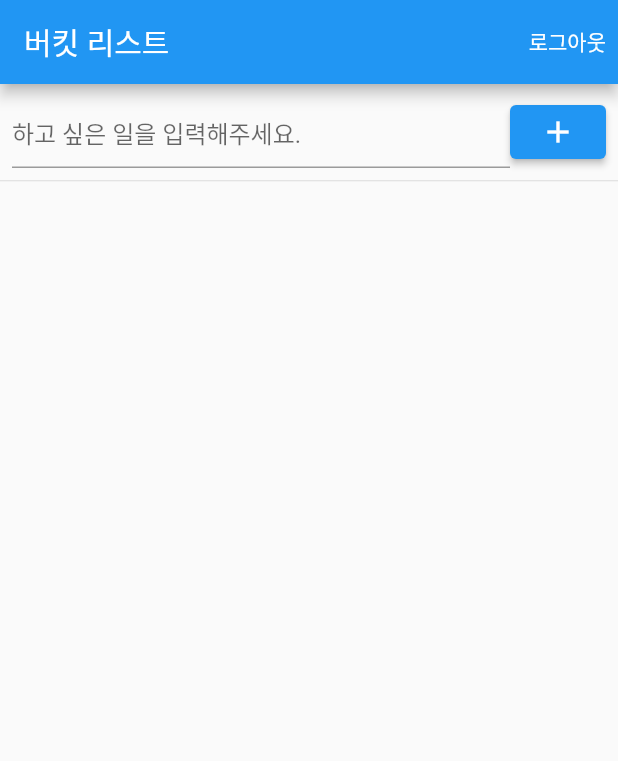
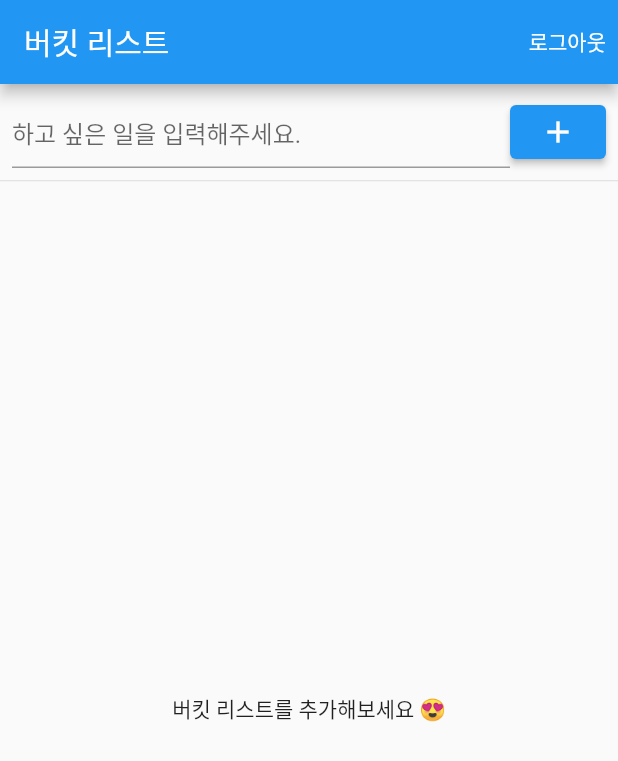
Before and after one commit to ParkJS09/bucket_list_firebase, a Flutter app: the HomePage screen opened directly, on a phone screen of 412 x 824 dp. Shown: the top 761 px of the screen. Run offline on Flutter 3.47's test engine with Material 2 defaults, Android fonts, the phone set to English and light mode, and no system bars; our stand-ins replace cloud_firestore, firebase_auth, firebase_core; accounts and stored records are empty.

Commit message:
211226_bucket_service 빈 리스트인 상태 추가

```diff
--- a/lib/main.dart
+++ b/lib/main.dart
@@ -237,6 +237,13 @@ class _HomePageState extends State<HomePage> {
                   builder: (context, snapshot) {
                     print(snapshot.hasData);
                     final document = snapshot.data?.docs ?? [];
+                    if(document.isEmpty){
+                      return const Center(
+                        child: Text(
+                          '버킷 리스트를 추가해보세요 😍'
+                        ),
+                      );
+                    }
                     return ListView.builder(
                       itemCount: document.length,
                       itemBuilder: (context, index) {
```
